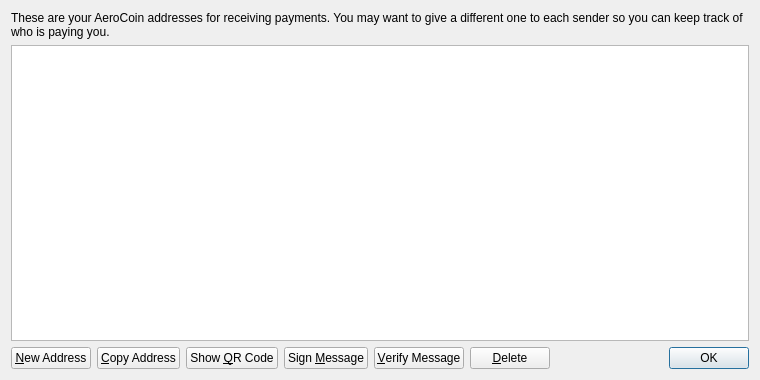
Above: src/qt/forms/addressbookpage.ui from aeromasterdev/AeroCoin before the change. Below: the same form after it.
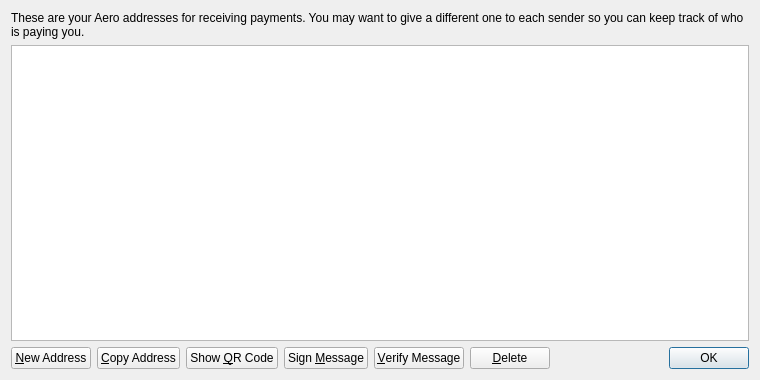
That is the form after the change. Icons and pictures are not drawn.

Commit message: Aero V3.0.0.0 -Public Src

Patch:
```diff
--- a/src/qt/forms/addressbookpage.ui
+++ b/src/qt/forms/addressbookpage.ui
@@ -17,7 +17,7 @@
    <item>
     <widget class="QLabel" name="labelExplanation">
      <property name="text">
-      <string>These are your AeroCoin addresses for receiving payments. You may want to give a different one to each sender so you can keep track of who is paying you.</string>
+      <string>These are your Aero addresses for receiving payments. You may want to give a different one to each sender so you can keep track of who is paying you.</string>
      </property>
      <property name="textFormat">
       <enum>Qt::PlainText</enum>
```
Left out of the diff: 4 changed lines with no effect on the pictures. The commit also changes 164 other files.
